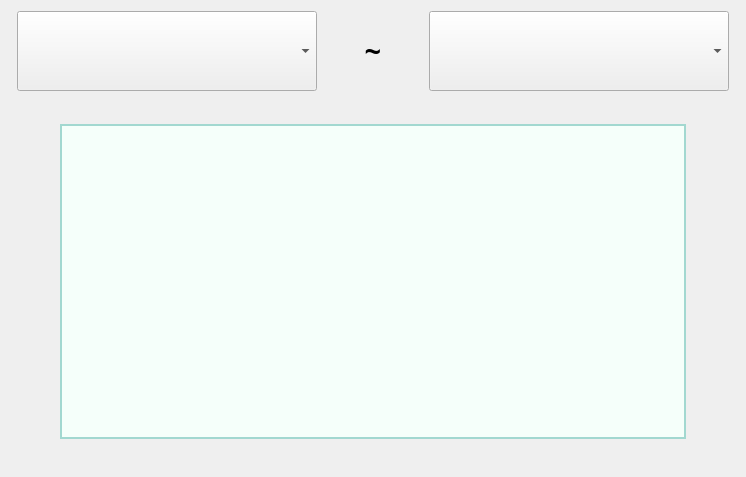
Above: PEIS_Client/electronicmedicalrecord.ui from ooohhhj/PEIS before the change. Below: the same form after it.
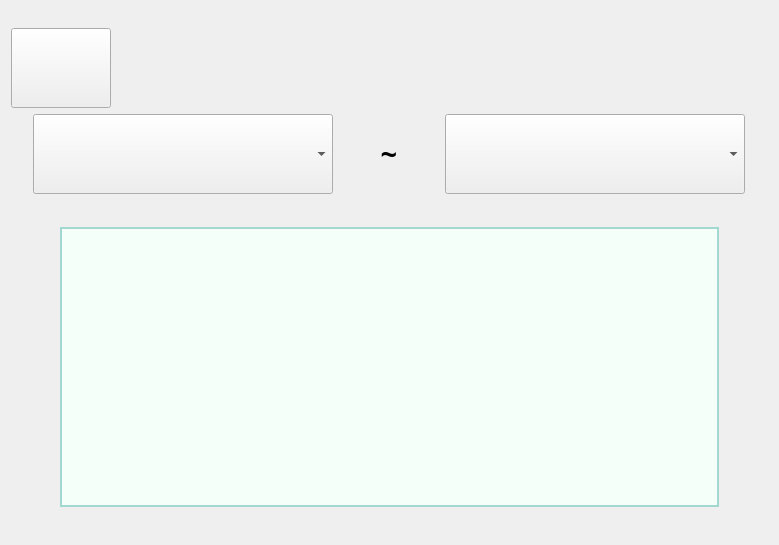
That is the form after the change. Icons and pictures are not drawn.

Diff of the .ui file:
```diff
--- a/PEIS_Client/electronicmedicalrecord.ui
+++ b/PEIS_Client/electronicmedicalrecord.ui
@@ -6,8 +6,8 @@
    <rect>
     <x>0</x>
     <y>0</y>
-    <width>746</width>
-    <height>477</height>
+    <width>779</width>
+    <height>545</height>
    </rect>
   </property>
   <property name="windowTitle">
@@ -16,6 +16,68 @@
   <layout class="QGridLayout" name="gridLayout_2">
    <item row="0" column="0">
     <layout class="QVBoxLayout" name="verticalLayout">
+     <item>
+      <spacer name="verticalSpacer_3">
+       <property name="orientation">
+        <enum>Qt::Vertical</enum>
+       </property>
+       <property name="sizeType">
+        <enum>QSizePolicy::Fixed</enum>
+       </property>
+       <property name="sizeHint" stdset="0">
+        <size>
+         <width>20</width>
+         <height>17</height>
+        </size>
+       </property>
+      </spacer>
+     </item>
+     <item>
+      <layout class="QHBoxLayout" name="horizontalLayout_2">
+       <item>
+        <widget class="QPushButton" name="returnExitButton">
+         <property name="minimumSize">
+          <size>
+           <width>100</width>
+           <height>80</height>
+          </size>
+         </property>
+         <property name="maximumSize">
+          <size>
+           <width>100</width>
+           <height>80</height>
+          </size>
+         </property>
+         <property name="text">
+          <string/>
+         </property>
+         <property name="icon">
+          <iconset resource="../Resource/icom.qrc">
+           <normaloff>:/returnExit.png</normaloff>:/returnExit.png</iconset>
+         </property>
+         <property name="iconSize">
+          <size>
+           <width>50</width>
+           <height>50</height>
+          </size>
+         </property>
+        </widget>
+       </item>
+       <item>
+        <spacer name="horizontalSpacer_5">
+         <property name="orientation">
+          <enum>Qt::Horizontal</enum>
+         </property>
+         <property name="sizeHint" stdset="0">
+          <size>
+           <width>40</width>
+           <height>20</height>
+          </size>
+         </property>
+        </spacer>
+       </item>
+      </layout>
+     </item>
      <item>
       <layout class="QHBoxLayout" name="horizontalLayout">
        <item>
```
Left out of the diff: 4 changed lines with no effect on the pictures.
